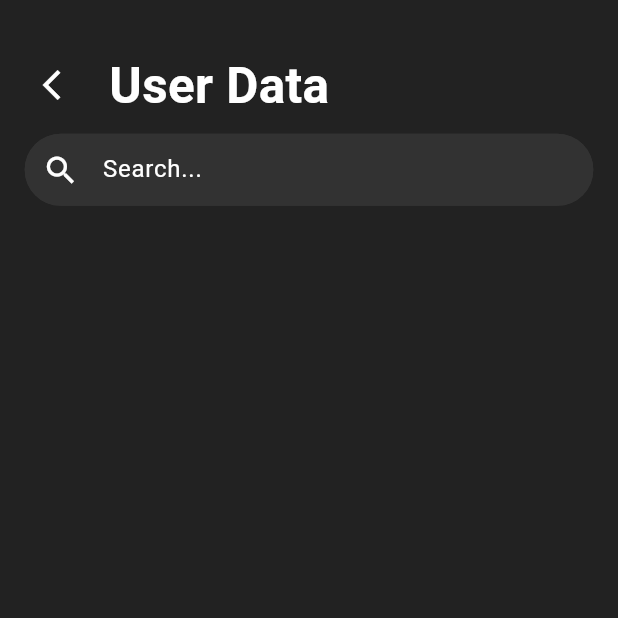
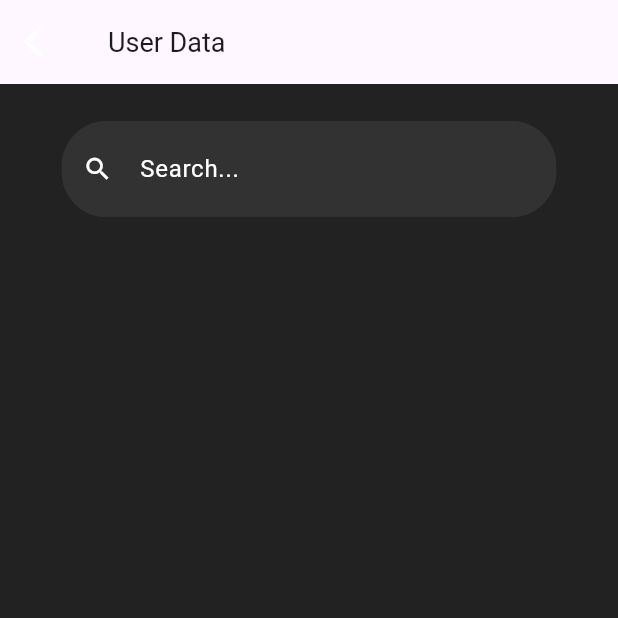
Before and after one commit to SajalSatsangi/Seekho_Buddy-Web, a Flutter app: the UserDataPage screen opened directly, on a phone screen of 412 x 824 dp, the top half of it. Run offline on Flutter 3.47's test engine with Material 3 defaults, Android fonts, the phone set to English and light mode, and no system bars; our stand-ins replace animated_splash_screen, cloud_firestore, file_picker, firebase_analytics, firebase_auth, firebase_core and 12 more; missing offline and left inert: flutter_cached_pdfview, markdown, onesignal_flutter, pwa_install; accounts and stored records are empty; network calls fail.

Commit message:
User Data Admin Page UI

```diff
--- a/lib/AdminScreens/UsersData.dart
+++ b/lib/AdminScreens/UsersData.dart
@@ -52,46 +52,29 @@ class _UserDataPageState extends State<UserDataPage> {
   @override
   Widget build(BuildContext context) {
     return Scaffold(
+      appBar: AppBar(
+        title: Text(
+          "User Data",
+          style: TextStyle(fontSize: 18), // Adjust the font size of the app bar
+        ),
+        leading: IconButton(
+          icon: Icon(Icons.arrow_back_ios, color: Colors.white),
+          onPressed: () {
+            Navigator.push(
+              context,
+              MaterialPageRoute(builder: (context) => ProfileScreenAdmin()),
+            );
+          },
+        ),
+      ),
       body: Padding(
         padding:
-            EdgeInsets.only(top: MediaQuery.of(context).size.height * 0.04),
+            EdgeInsets.only(top: MediaQuery.of(context).size.height * 0.02),
         child: Column(
           children: [
             Padding(
               padding: EdgeInsets.symmetric(
-                  horizontal: MediaQuery.of(context).size.width * 0.04),
-              child: Row(
-                mainAxisAlignment: MainAxisAlignment.spaceBetween,
-                children: <Widget>[
-                  Row(
-                    children: [
-                      IconButton(
-                        icon: Icon(Icons.arrow_back_ios, color: Colors.white),
-                        onPressed: () {
-                          Navigator.push(
-                            context,
-                            MaterialPageRoute(
-                                builder: (context) => ProfileScreenAdmin()),
-                          );
-                        },
-                      ),
-                      SizedBox(width: MediaQuery.of(context).size.width * 0.02),
-                      Text(
-                        "User Data",
-                        style: TextStyle(
-                          fontSize: MediaQuery.of(context).size.width * 0.08,
-                          fontWeight: FontWeight.bold,
-                          color: Colors.white,
-                        ),
-                      ),
-                    ],
-                  ),
-                ],
-              ),
-            ),
-            Padding(
-              padding: EdgeInsets.symmetric(
-                  horizontal: MediaQuery.of(context).size.width * 0.04,
+                  horizontal: MediaQuery.of(context).size.width * 0.1,
                   vertical: MediaQuery.of(context).size.height * 0.01),
               child: TextField(
                 controller: _searchController,
@@ -101,15 +84,13 @@ class _UserDataPageState extends State<UserDataPage> {
                   prefixIcon: Icon(
                     Icons.search,
                     color: Colors.white,
-                    size: MediaQuery.of(context).size.width * 0.06,
+                    size: 20, // Adjust the icon size
                   ),
                   filled: true,
                   fillColor: Color(0xFF323232),
-                  contentPadding:
-                      EdgeInsets.all(MediaQuery.of(context).size.width * 0.02),
+                  contentPadding: EdgeInsets.all(20), // Adjust padding
                   enabledBorder: OutlineInputBorder(
-                    borderRadius: BorderRadius.circular(
-                        MediaQuery.of(context).size.width * 0.1),
+                    borderRadius: BorderRadius.circular(30), // Adjust border radius
                     borderSide: BorderSide(color: Color(0xFF323232)),
                   ),
                 ),
@@ -143,59 +124,43 @@ class _UserDataPageState extends State<UserDataPage> {
                           document.data() as Map<String, dynamic>;
                       return Padding(
                         padding: EdgeInsets.symmetric(
-                            horizontal:
-                                MediaQuery.of(context).size.width * 0.04,
-                            vertical:
-                                MediaQuery.of(context).size.height * 0.01),
+                            vertical: MediaQuery.of(context).size.height * 0.01), // Increased gap between boxes
+                        child: Center(
                           child: Container(
-                          padding: EdgeInsets.all(
-                              MediaQuery.of(context).size.width * 0.04),
+                            width: MediaQuery.of(context).size.width * 0.55, // Further decreased the width
+                            padding: EdgeInsets.all(15), // Adjust padding
                             decoration: BoxDecoration(
                               color: Colors.grey[900],
-                            borderRadius: BorderRadius.circular(
-                                MediaQuery.of(context).size.width * 0.05),
+                              borderRadius: BorderRadius.circular(30), // Increased border radius
                             ),
                             child: Row(
                               children: [
                                 CircleAvatar(
-                                radius:
-                                    MediaQuery.of(context).size.width * 0.09,
+                                  radius: MediaQuery.of(context).size.width * 0.05, // Reduced the avatar size
                                   backgroundImage: NetworkImage(
                                     data['profile_picture'],
                                   ),
                                 ),
                                 SizedBox(
-                                  width:
-                                      MediaQuery.of(context).size.width * 0.04),
+                                    width: MediaQuery.of(context).size.width * 0.04),
                                 Expanded(
                                   child: Column(
                                     crossAxisAlignment: CrossAxisAlignment.start,
                                     children: [
-                                    Container(
-                                      width: double.infinity,
-                                      child: Text(
+                                      Text(
                                         "${data['name']}",
                                         style: TextStyle(
                                           color: Colors.white,
-                                          fontSize: MediaQuery.of(context)
-                                                  .size
-                                                  .width *
-                                              0.04,
+                                          fontSize: 20, // Adjust the font size
                                         ),
                                       ),
-                                    ),
-                                    SizedBox(
-                                        height:
-                                            MediaQuery.of(context).size.height *
-                                                0.001),
+                                      SizedBox(height: 4), // Adjust spacing
                                       Text(
                                         "${data['faculty']}",
                                         style: TextStyle(
                                           color: const Color.fromARGB(
                                               255, 201, 201, 201),
-                                        fontSize:
-                                            MediaQuery.of(context).size.width *
-                                                0.03,
+                                          fontSize: 18, // Adjust the font size
                                         ),
                                       ),
                                       Text(
@@ -203,9 +168,7 @@ class _UserDataPageState extends State<UserDataPage> {
                                         style: TextStyle(
                                           color: const Color.fromARGB(
                                               255, 201, 201, 201),
-                                        fontSize:
-                                            MediaQuery.of(context).size.width *
-                                                0.03,
+                                          fontSize: 18, // Adjust the font size
                                         ),
                                       ),
                                       Text(
@@ -213,9 +176,7 @@ class _UserDataPageState extends State<UserDataPage> {
                                         style: TextStyle(
                                           color: const Color.fromARGB(
                                               255, 201, 201, 201),
-                                        fontSize:
-                                            MediaQuery.of(context).size.width *
-                                                0.03,
+                                          fontSize: 18, // Adjust the font size
                                         ),
                                       ),
                                     ],
@@ -224,14 +185,14 @@ class _UserDataPageState extends State<UserDataPage> {
                                 Container(
                                   decoration: BoxDecoration(
                                     shape: BoxShape.circle,
-                                  color:
-                                      const Color.fromARGB(255, 201, 201, 201)
+                                    color: const Color.fromARGB(255, 201, 201, 201)
                                         .withOpacity(0.2),
                                   ),
                                   child: IconButton(
                                     icon: Icon(
                                       Icons.edit,
                                       color: Colors.white,
+                                      size: 20, // Adjust icon size
                                     ),
                                     onPressed: () {
                                       Navigator.push(
@@ -248,6 +209,7 @@ class _UserDataPageState extends State<UserDataPage> {
                               ],
                             ),
                           ),
+                        ),
                       );
                     }).toList(),
                   );
```
Lines whose indentation alone changed are shown as unchanged.
